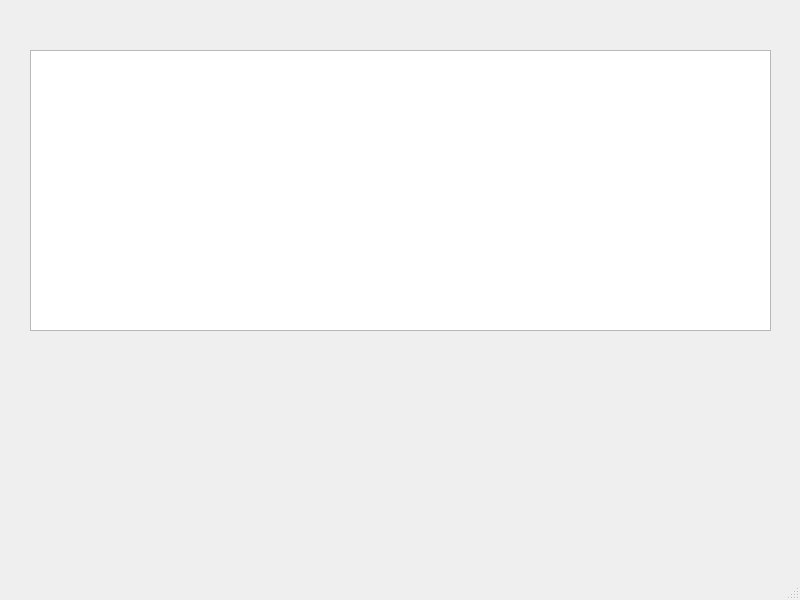
Old version of the form mainwindow.ui in the repository ANovakk/FinanceTrackerQt.
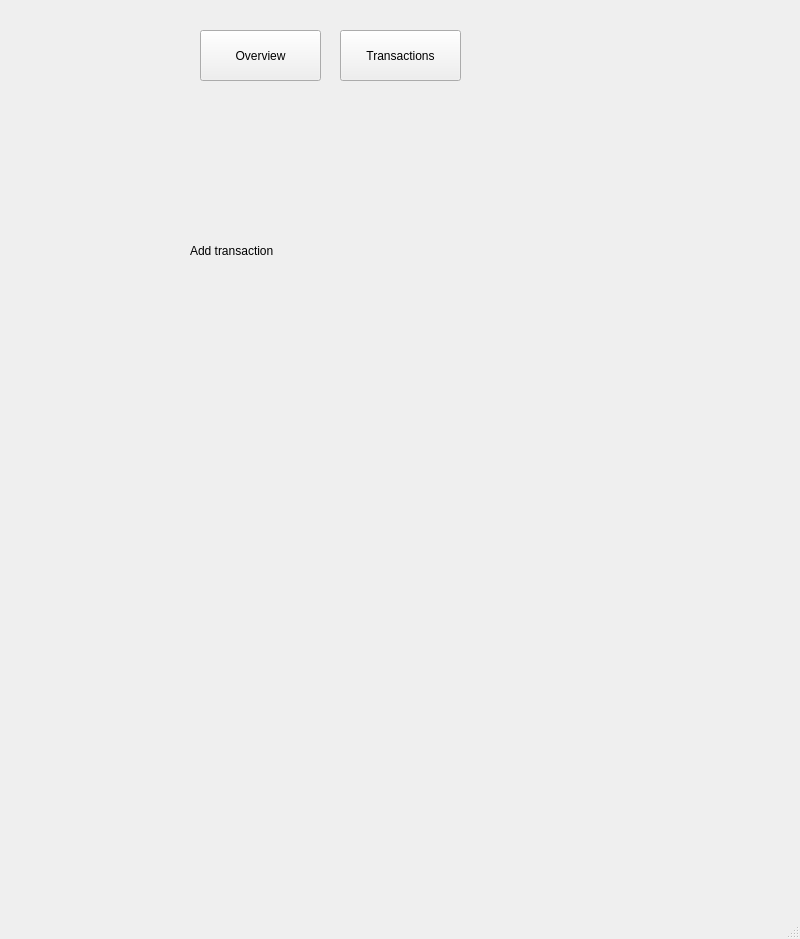
New version of the form. The open tabs and pages were chosen to show the change.

Commit message: Add multi window user interface

Patch:
```diff
--- a/mainwindow.ui
+++ b/mainwindow.ui
@@ -7,21 +7,77 @@
     <x>0</x>
     <y>0</y>
     <width>800</width>
-    <height>600</height>
+    <height>939</height>
    </rect>
   </property>
   <property name="windowTitle">
    <string>MainWindow</string>
   </property>
   <widget class="QWidget" name="centralwidget">
-   <widget class="QTableView" name="tableView">
+   <widget class="QStackedWidget" name="stackedWidget">
     <property name="geometry">
      <rect>
-      <x>30</x>
-      <y>50</y>
-      <width>741</width>
-      <height>281</height>
+      <x>10</x>
+      <y>140</y>
+      <width>781</width>
+      <height>381</height>
      </rect>
+    </property>
+    <property name="currentIndex">
+     <number>0</number>
+    </property>
+    <widget class="QWidget" name="page">
+     <widget class="QTableView" name="tableView">
+      <property name="geometry">
+       <rect>
+        <x>20</x>
+        <y>100</y>
+        <width>741</width>
+        <height>271</height>
+       </rect>
+      </property>
+     </widget>
+    </widget>
+    <widget class="QWidget" name="page_2">
+     <widget class="QLabel" name="label">
+      <property name="geometry">
+       <rect>
+        <x>180</x>
+        <y>90</y>
+        <width>161</width>
+        <height>41</height>
+       </rect>
+      </property>
+      <property name="text">
+       <string>Add transaction</string>
+      </property>
+     </widget>
+    </widget>
+   </widget>
+   <widget class="QPushButton" name="buttonOverviewPage">
+    <property name="geometry">
+     <rect>
+      <x>200</x>
+      <y>30</y>
+      <width>121</width>
+      <height>51</height>
+     </rect>
+    </property>
+    <property name="text">
+     <string>Overview</string>
+    </property>
+   </widget>
+   <widget class="QPushButton" name="buttonTransactionsPage">
+    <property name="geometry">
+     <rect>
+      <x>340</x>
+      <y>30</y>
+      <width>121</width>
+      <height>51</height>
+     </rect>
+    </property>
+    <property name="text">
+     <string>Transactions</string>
     </property>
    </widget>
   </widget>
```
The commit also changes 2 other files.
